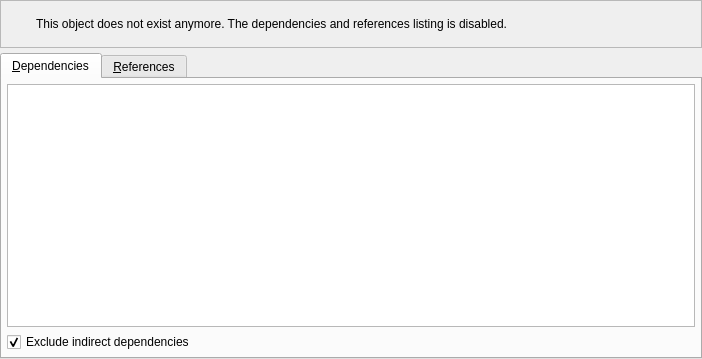
Old version of the form libs/libgui/ui/widgets/objectdepsrefswidget.ui in the repository pgmodeler/pgmodeler.
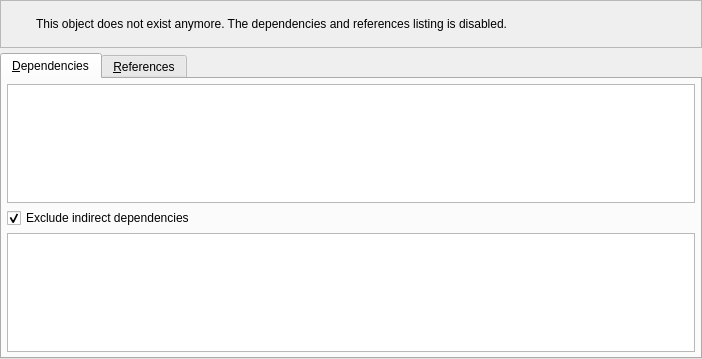
New version of the form. Icons and pictures are not drawn.

```diff
--- a/libs/libgui/ui/widgets/objectdepsrefswidget.ui
+++ b/libs/libgui/ui/widgets/objectdepsrefswidget.ui
@@ -115,6 +115,43 @@
          </attribute>
         </widget>
        </item>
+       <item row="2" column="0">
+        <widget class="QTableView" name="test_deps_view">
+         <property name="editTriggers">
+          <set>QAbstractItemView::NoEditTriggers</set>
+         </property>
+         <property name="alternatingRowColors">
+          <bool>true</bool>
+         </property>
+         <property name="iconSize">
+          <size>
+           <width>25</width>
+           <height>25</height>
+          </size>
+         </property>
+         <property name="sortingEnabled">
+          <bool>true</bool>
+         </property>
+         <attribute name="horizontalHeaderCascadingSectionResizes">
+          <bool>true</bool>
+         </attribute>
+         <attribute name="horizontalHeaderMinimumSectionSize">
+          <number>30</number>
+         </attribute>
+         <attribute name="horizontalHeaderStretchLastSection">
+          <bool>true</bool>
+         </attribute>
+         <attribute name="verticalHeaderVisible">
+          <bool>true</bool>
+         </attribute>
+         <attribute name="verticalHeaderMinimumSectionSize">
+          <number>30</number>
+         </attribute>
+         <attribute name="verticalHeaderHighlightSections">
+          <bool>false</bool>
+         </attribute>
+        </widget>
+       </item>
       </layout>
      </widget>
      <widget class="QWidget" name="references_tab">
```
Left out of the diff: 26 changed lines with no effect on the pictures.
